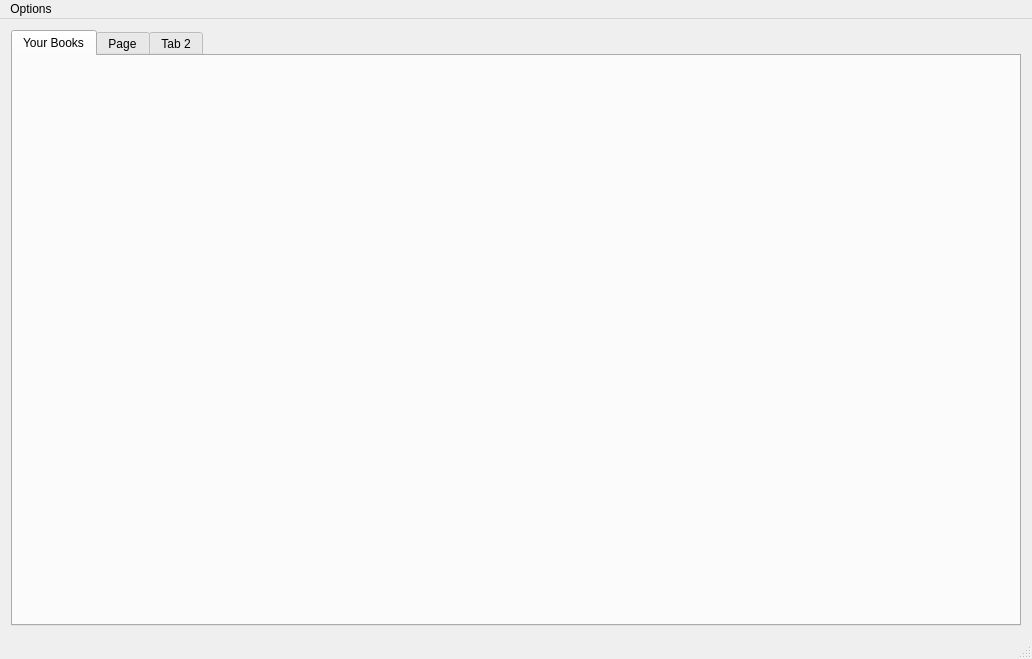
First picture: the form in homelibrary.ui, repository lewypiotrek/Study_HomeLibrary, before the edit.
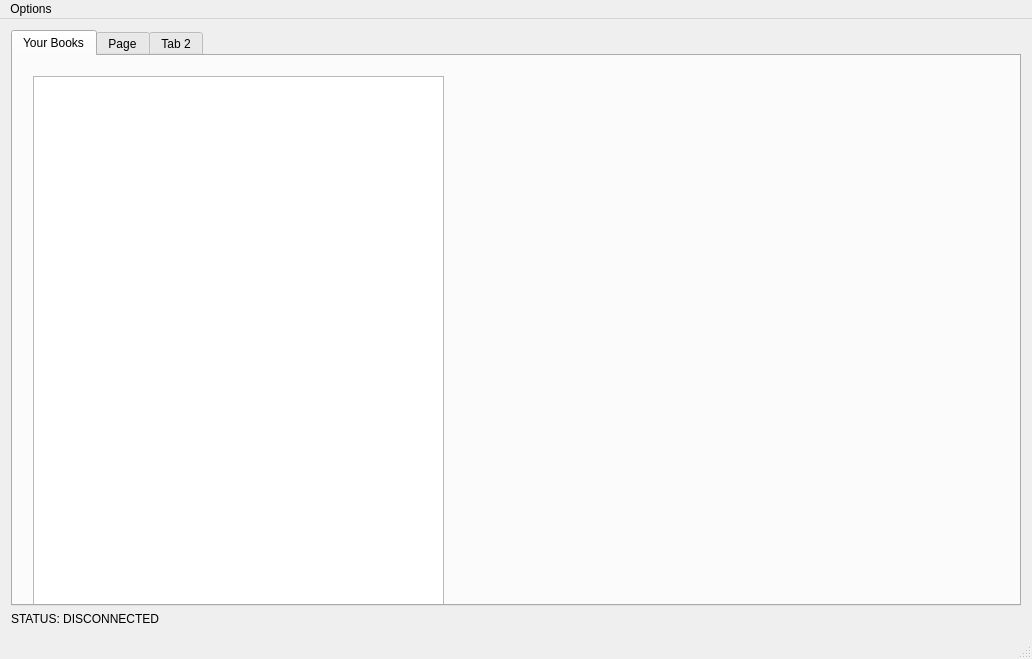
Second picture: the form after the edit.

Patch:
```diff
--- a/homelibrary.ui
+++ b/homelibrary.ui
@@ -24,6 +24,16 @@
        <attribute name="title">
         <string>Your Books</string>
        </attribute>
+       <widget class="QTableView" name="tableView">
+        <property name="geometry">
+         <rect>
+          <x>20</x>
+          <y>20</y>
+          <width>411</width>
+          <height>531</height>
+         </rect>
+        </property>
+       </widget>
       </widget>
       <widget class="QWidget" name="tab_3">
        <attribute name="title">
@@ -37,6 +47,13 @@
       </widget>
      </widget>
     </item>
+    <item>
+     <widget class="QLabel" name="status">
+      <property name="text">
+       <string>STATUS: DISCONNECTED</string>
+      </property>
+     </widget>
+    </item>
    </layout>
   </widget>
   <widget class="QMenuBar" name="menuBar">
```
